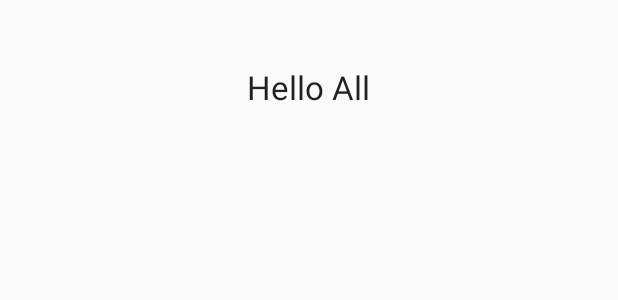
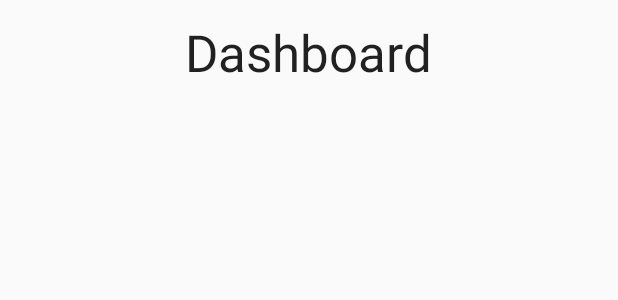
Before and after one commit to josellausas/jaws-android, an Android app: the layout fragment_dashboard.xml on its own in the app's theme, with its tools: preview values and no code run, on a phone screen of 412 x 824 dp. Shown: the top 300 px of the screen. Run offline under Robolectric (Android 15) with nearby library versions, the phone set to English and light mode, and no system bars.

Commit message:
OK, better dashboard.

```diff
--- a/app/src/main/res/layout/content_main.xml
+++ b/app/src/main/res/layout/content_main.xml
@@ -10,5 +10,4 @@
     android:id="@+id/main_fragment_container">
 
 
-
 </RelativeLayout>
--- a/app/src/main/res/layout/fragment_dashboard.xml
+++ b/app/src/main/res/layout/fragment_dashboard.xml
@@ -6,9 +6,10 @@
         android:layout_width="wrap_content"
         android:layout_height="wrap_content"
         android:textAppearance="?android:attr/textAppearanceLarge"
-        android:text="Hello All"
+        android:text="Dashboard"
         android:id="@+id/textView2"
+        android:paddingTop="12dp"
         android:layout_alignParentTop="true"
         android:layout_centerHorizontal="true"
-        android:layout_marginTop="43dp" />
+        android:textSize="34sp" />
 </RelativeLayout>
```
Also changed, not shown: app/src/main/java/systems/llau/jaws/MainActivity.java (+13 -17 lines), app/src/main/java/systems/llau/jaws/layout/UserListFragment.java (+13 -0 lines), app/src/main/res/layout/app_bar_main.xml (+7 -7 lines), app/src/main/res/layout/fragment_users_list.xml (+14 -1 lines).
